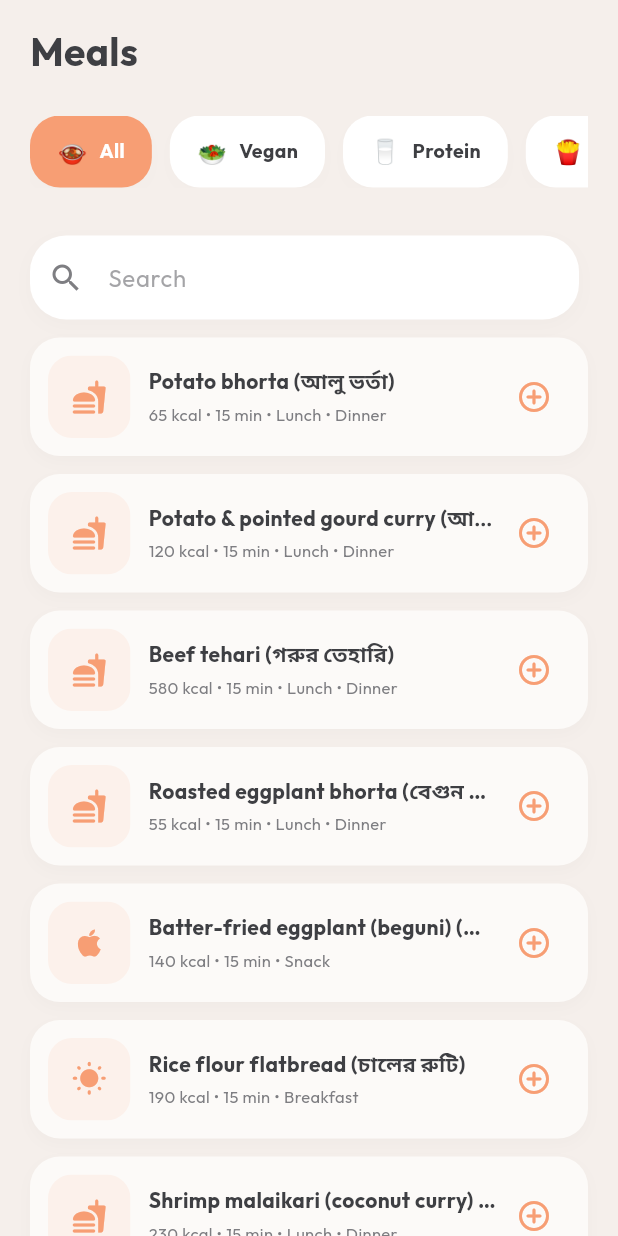
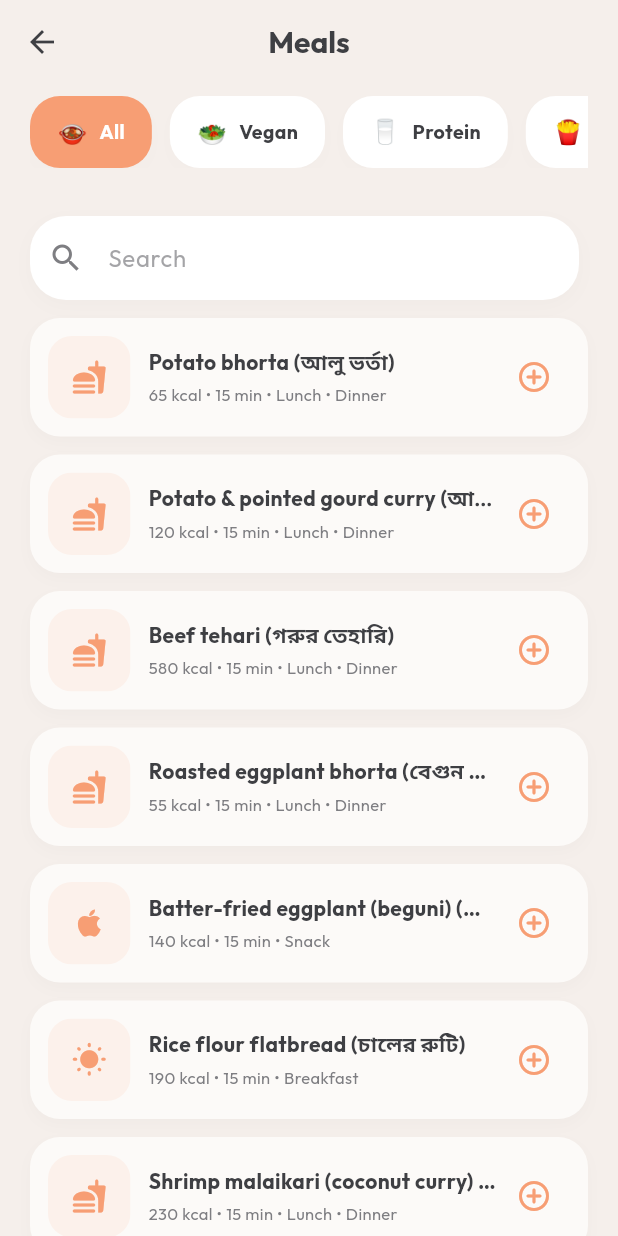
Before and after one commit to JFJubayer/Health-App, a Flutter app: the MealsScreen screen opened directly, on a phone screen of 412 x 824 dp. Run offline on Flutter 3.47's test engine with Material 3 defaults, Android fonts, the phone set to English and light mode, and no system bars; drawn by our look-alikes of flutter_animate; our stand-ins replace fl_chart, flutter_local_notifications, flutter_native_splash, flutter_svg, flutter_timezone, google_fonts and 6 more; missing offline and left inert: water_animation; accounts and stored records are empty; network calls fail.

Commit message:
fix: meal section header

```diff
--- a/smart_diet_assistant/lib/screens/meals_screen.dart
+++ b/smart_diet_assistant/lib/screens/meals_screen.dart
@@ -104,25 +104,28 @@ class _MealsScreenState extends State<MealsScreen> {
 
     return Scaffold(
       backgroundColor: theme.scaffoldBackgroundColor,
+      appBar: AppBar(
+        backgroundColor: Colors.transparent,
+        elevation: 0,
+        centerTitle: true,
+        title: Text(
+          'Meals',
+          style: GoogleFonts.outfit(
+            fontWeight: FontWeight.bold,
+            fontSize: 20,
+            color: theme.colorScheme.onSurface,
+          ),
+        ),
+      ),
       body: SafeArea(
+        top: false,
         bottom: false,
         child: SingleChildScrollView(
           physics: const BouncingScrollPhysics(),
-          padding: const EdgeInsets.fromLTRB(20, 16, 20, 110), // Safe spacing for navigation bar
+          padding: const EdgeInsets.fromLTRB(20, 8, 20, 110), // Safe spacing for navigation bar
           child: Column(
             crossAxisAlignment: CrossAxisAlignment.start,
             children: [
-              // Page Heading
-              Text(
-                'Meals',
-                style: GoogleFonts.outfit(
-                  fontSize: 26,
-                  fontWeight: FontWeight.bold,
-                  color: theme.colorScheme.onSurface,
-                ),
-              ),
-
-              const SizedBox(height: 24),
 
               // Categories Row
               SizedBox(
```
Also changed, not shown: smart_diet_assistant/lib/screens/dashboard_screen.dart (+23 -12 lines), smart_diet_assistant/lib/services/notification_service.dart (+6 -1 lines), 1 other file.
